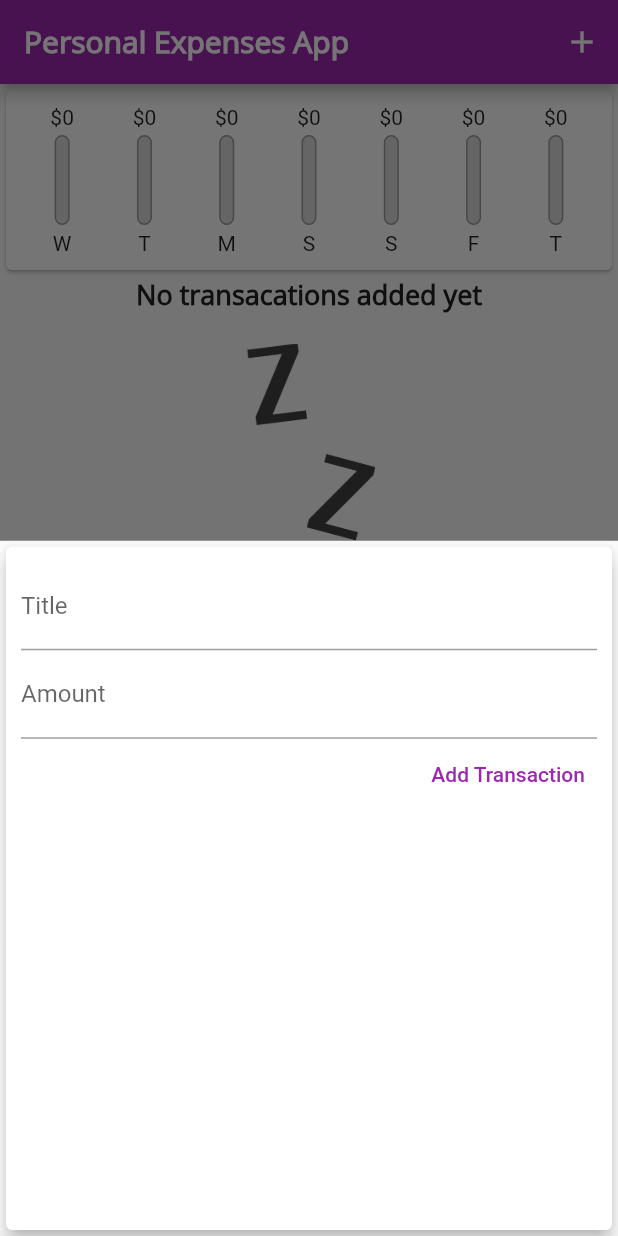
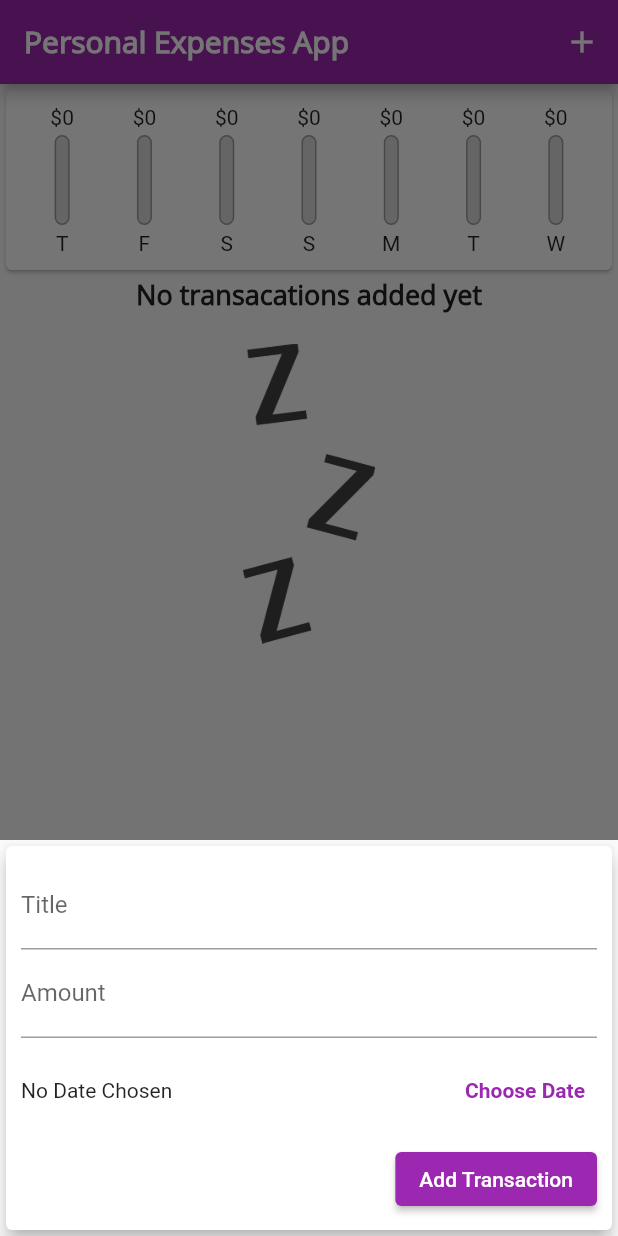
Before and after one commit to bahrie127/course_flutter_udemy_personal_expenses_app, a Flutter app: the screen it shows after launch, after a tap on the "add" icon, on a phone screen of 412 x 824 dp. Run offline on Flutter 3.47's test engine with Material 2 defaults, Android fonts, the phone set to English and light mode, and no system bars.

Commit message:
Delete transactions using icon buttons.

```diff
--- a/lib/main.dart
+++ b/lib/main.dart
@@ -70,11 +70,12 @@ class _MyHomePageState extends State<MyHomePage> {
     }).toList();
   }
 
-  void _addNewTransaction(String txTitle, double txAmount) {
+  void _addNewTransaction(
+      String txTitle, double txAmount, DateTime selectedDate) {
     final newTx = Transaction(
         title: txTitle,
         amount: txAmount,
-        date: DateTime.now(),
+        date: selectedDate,
         id: DateTime.now().toString());
 
     setState(() {
@@ -89,6 +90,12 @@ class _MyHomePageState extends State<MyHomePage> {
         return NewTransaction(_addNewTransaction);
       },
     );
+  }
+
+  void _deleteTransaction(String id) {
+    setState(() {
+      _transactions.removeWhere((element) => element.id == id);
+    });
   }
 
   @override
@@ -109,7 +116,7 @@ class _MyHomePageState extends State<MyHomePage> {
           crossAxisAlignment: CrossAxisAlignment.stretch,
           children: [
             Chart(_recentTransactions),
-            TransactionList(_transactions),
+            TransactionList(_transactions, _deleteTransaction),
           ],
         ),
       ),
--- a/lib/widgets/chart.dart
+++ b/lib/widgets/chart.dart
@@ -27,7 +27,7 @@ class Chart extends StatelessWidget {
         'day': DateFormat.E().format(weekDay).substring(0, 1),
         'amount': totalSum,
       };
-    });
+    }).reversed.toList();
   }
 
   double get totalSpending {
--- a/lib/widgets/new_transaction.dart
+++ b/lib/widgets/new_transaction.dart
@@ -1,6 +1,7 @@
 import 'package:flutter/material.dart';
+import 'package:intl/intl.dart';
 
-typedef InputVoidFunc = void Function(String, double);
+typedef InputVoidFunc = void Function(String, double, DateTime);
 
 class NewTransaction extends StatefulWidget {
   final InputVoidFunc addTx;
@@ -12,21 +13,46 @@ class NewTransaction extends StatefulWidget {
 }
 
 class _NewTransactionState extends State<NewTransaction> {
-  final titleController = TextEditingController();
+  final _titleController = TextEditingController();
+  final _amountController = TextEditingController();
+  DateTime? _selectedDate;
 
-  final amountController = TextEditingController();
-
-  void submitData() {
-    final enteredTitle = titleController.text;
-    final enteredAmount = double.parse(amountController.text);
-
-    if (enteredTitle.isEmpty || enteredAmount < 0) {
+  void _submitData() {
+    if (_amountController.text.isEmpty) {
       return;
     }
 
-    widget.addTx(enteredTitle, enteredAmount);
+    final enteredTitle = _titleController.text;
+    final enteredAmount = double.parse(_amountController.text);
+
+    if (enteredTitle.isEmpty || enteredAmount < 0 || _selectedDate == null) {
+      return;
+    }
+
+    widget.addTx(
+      enteredTitle,
+      enteredAmount,
+      _selectedDate!,
+    );
 
     Navigator.of(context).pop();
+  }
+
+  void _presentDatePicker() {
+    showDatePicker(
+      context: context,
+      initialDate: DateTime.now(),
+      firstDate: DateTime(2019),
+      lastDate: DateTime.now(),
+    ).then((value) {
+      if (value == null) {
+        return;
+      }
+      setState(() {
+        _selectedDate = value;
+      });
+    });
+    print('....');
   }
 
   @override
@@ -35,30 +61,56 @@ class _NewTransactionState extends State<NewTransaction> {
       elevation: 5,
       child: Container(
         padding: EdgeInsets.all(10),
+        child: SingleChildScrollView(
           child: Column(
             crossAxisAlignment: CrossAxisAlignment.end,
             children: [
               TextField(
                 decoration: InputDecoration(labelText: 'Title'),
-              controller: titleController,
-              onSubmitted: (_) => submitData(),
+                controller: _titleController,
+                onSubmitted: (_) => _submitData(),
               ),
               TextField(
                 decoration: InputDecoration(labelText: 'Amount'),
-              controller: amountController,
+                controller: _amountController,
                 keyboardType: TextInputType.number,
-              onSubmitted: (_) => submitData(),
+                onSubmitted: (_) => _submitData(),
+              ),
+              Container(
+                height: 70,
+                child: Row(
+                  children: [
+                    Expanded(
+                      child: Text(_selectedDate == null
+                          ? 'No Date Chosen'
+                          : 'Picket Date: ${DateFormat.yMd().format(_selectedDate!)}'),
                     ),
                     TextButton(
-              onPressed: submitData,
-              child: Text('Add Transaction'),
+                      onPressed: _presentDatePicker,
+                      child: Text(
+                        'Choose Date',
+                        style: TextStyle(
+                          fontWeight: FontWeight.bold,
+                        ),
+                      ),
                       style: TextButton.styleFrom(
-                primary: Colors.purple,
+                        primary: Theme.of(context).primaryColor,
                       ),
                     ),
                   ],
                 ),
               ),
+              ElevatedButton(
+                onPressed: _submitData,
+                child: Text('Add Transaction'),
+                style: ElevatedButton.styleFrom(
+                  primary: Theme.of(context).primaryColor,
+                ),
+              ),
+            ],
+          ),
+        ),
+      ),
     );
   }
 }
--- a/lib/widgets/transaction_list.dart
+++ b/lib/widgets/transaction_list.dart
@@ -2,15 +2,17 @@ import 'package:flutter/material.dart';
 import '../models/transaction.dart';
 import 'package:intl/intl.dart';
 
+typedef DelFunc = void Function(String);
 class TransactionList extends StatelessWidget {
   final List<Transaction> transactions;
+  final DelFunc deleteTx;
 
-  TransactionList(this.transactions);
+  TransactionList(this.transactions, this.deleteTx);
 
   @override
   Widget build(BuildContext context) {
     return Container(
-      height: 300,
+      height: 450,
       child: transactions.isEmpty
           ? Column(
               children: [
@@ -54,7 +56,11 @@ class TransactionList extends StatelessWidget {
                     subtitle: Text(
                       DateFormat.yMMMd().format(transactions[index].date),
                     ),
-                  ),
+                    trailing: IconButton(
+                      icon: Icon(Icons.delete),
+                      onPressed: () => deleteTx(transactions[index].id),
+                      ),
+                    ),
                 );
               },
               itemCount: transactions.length,
```
Lines whose indentation alone changed are shown as unchanged.
